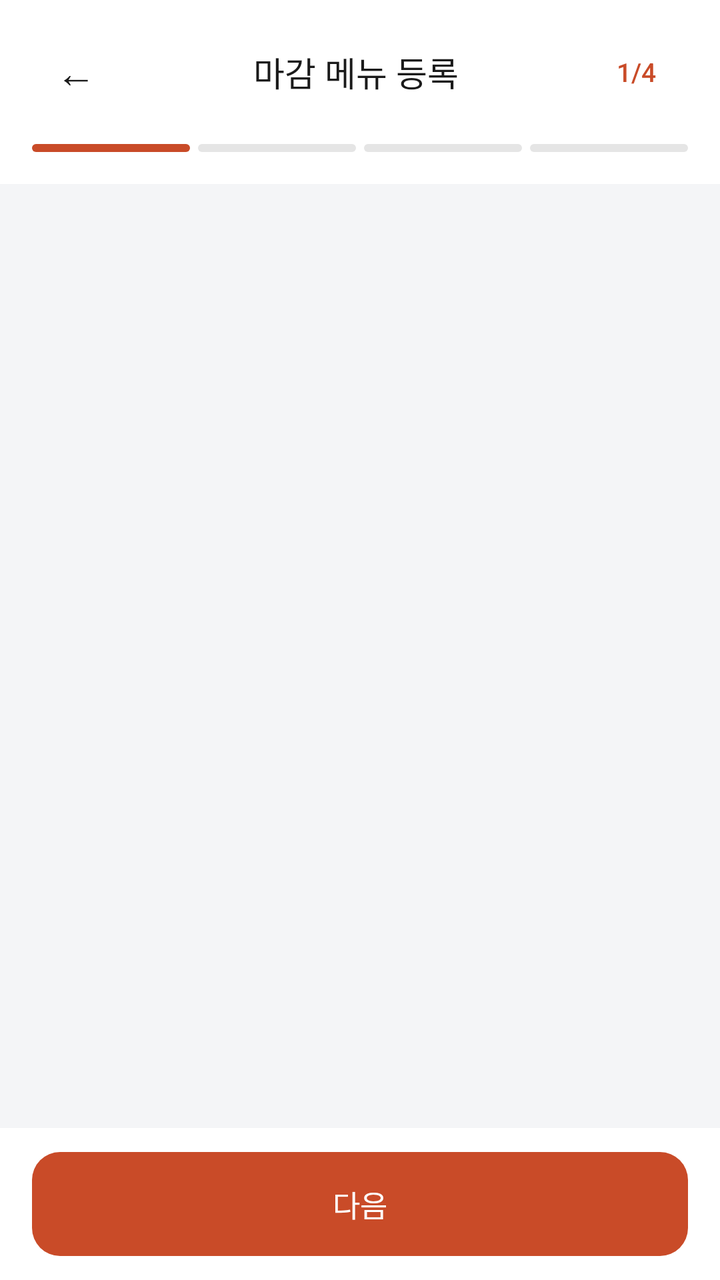
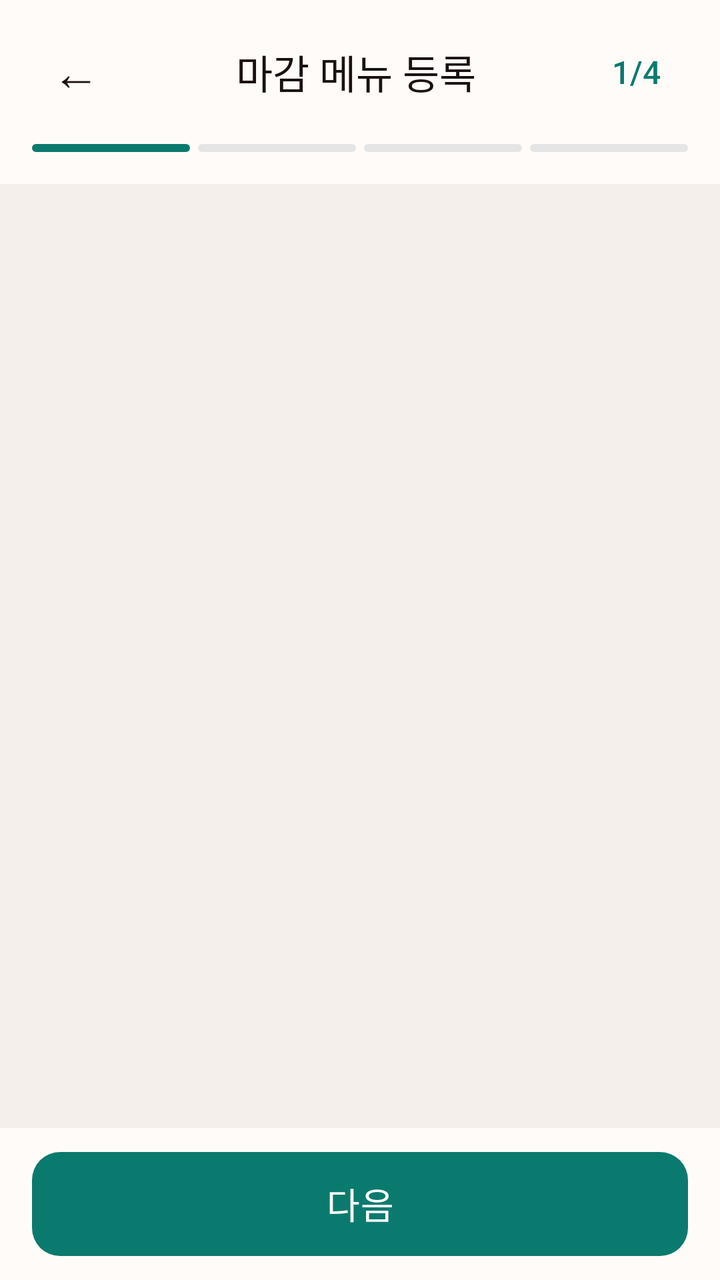

Two renders of the same Android screen: before a commit and after it. Below are the layout's source before the change and the commit's diff.
<!-- AndroidManifest.xml: application theme Theme.Deuktemsiru_seller -->
<!-- res/layout/activity_menu_registration.xml -->
<?xml version="1.0" encoding="utf-8"?>

<LinearLayout
    xmlns:android="http://schemas.android.com/apk/res/android"
    android:layout_width="match_parent"
    android:layout_height="match_parent"
    android:orientation="vertical"
    android:background="@color/surface">

    
    <LinearLayout
        android:layout_width="match_parent"
        android:layout_height="wrap_content"
        android:orientation="horizontal"
        android:gravity="center_vertical"
        android:background="@color/white"
        android:paddingStart="16dp"
        android:paddingEnd="20dp"
        android:paddingTop="14dp"
        android:paddingBottom="14dp">

        <TextView
            android:id="@+id/btn_back"
            android:layout_width="44dp"
            android:layout_height="44dp"
            android:gravity="center"
            android:text="←"
            android:textSize="20sp"
            android:textColor="@color/text"
            android:clickable="true"
            android:focusable="true" />

        <TextView
            android:id="@+id/tv_title"
            android:layout_width="0dp"
            android:layout_height="wrap_content"
            android:layout_weight="1"
            android:text="마감 메뉴 등록"
            android:textSize="17sp"
            android:textColor="@color/text"
            android:fontFamily="sans-serif-medium"
            android:gravity="center" />

        <TextView
            android:id="@+id/tv_step_label"
            android:layout_width="44dp"
            android:layout_height="wrap_content"
            android:text="1/4"
            android:textSize="13sp"
            android:textColor="@color/primary"
            android:fontFamily="sans-serif-medium"
            android:gravity="center" />

    </LinearLayout>

    
    <LinearLayout
        android:id="@+id/progress_container"
        android:layout_width="match_parent"
        android:layout_height="wrap_content"
        android:orientation="horizontal"
        android:background="@color/white"
        android:paddingStart="16dp"
        android:paddingEnd="16dp"
        android:paddingBottom="16dp">

        <View
            android:id="@+id/progress_1"
            android:layout_width="0dp"
            android:layout_height="4dp"
            android:layout_weight="1"
            android:background="@drawable/bg_progress_active"
            android:layout_marginEnd="4dp" />

        <View
            android:id="@+id/progress_2"
            android:layout_width="0dp"
            android:layout_height="4dp"
            android:layout_weight="1"
            android:background="@drawable/bg_progress_inactive"
            android:layout_marginEnd="4dp" />

        <View
            android:id="@+id/progress_3"
            android:layout_width="0dp"
            android:layout_height="4dp"
            android:layout_weight="1"
            android:background="@drawable/bg_progress_inactive"
            android:layout_marginEnd="4dp" />

        <View
            android:id="@+id/progress_4"
            android:layout_width="0dp"
            android:layout_height="4dp"
            android:layout_weight="1"
            android:background="@drawable/bg_progress_inactive" />

    </LinearLayout>

    
    <FrameLayout
        android:id="@+id/step_container"
        android:layout_width="match_parent"
        android:layout_height="0dp"
        android:layout_weight="1" />

    
    <LinearLayout
        android:layout_width="match_parent"
        android:layout_height="wrap_content"
        android:orientation="horizontal"
        android:background="@color/white"
        android:paddingStart="16dp"
        android:paddingEnd="16dp"
        android:paddingTop="12dp"
        android:paddingBottom="12dp">

        <Button
            android:id="@+id/btn_next"
            android:layout_width="0dp"
            android:layout_height="52dp"
            android:layout_weight="1"
            android:text="다음"
            android:textSize="15sp"
            android:textColor="@color/white"
            android:fontFamily="sans-serif-medium"
            android:background="@drawable/bg_button_primary"
            android:backgroundTint="@null"
            android:insetTop="0dp"
            android:insetBottom="0dp"
            android:stateListAnimator="@null" />

    </LinearLayout>

</LinearLayout>
<!-- resources referenced by this layout -->
<resources>
  <color name="primary">#FFC94B28</color>
  <color name="surface">#FFF4F5F7</color>
  <color name="text">#FF1A1A1A</color>
  <color name="white">#FFFFFFFF</color>
  <!-- drawable bg_button_primary (drawable) -->
  <?xml version="1.0" encoding="utf-8"?>
  
  <shape xmlns:android="http://schemas.android.com/apk/res/android"
      android:shape="rectangle">
      <solid android:color="@color/primary" />
      <corners android:radius="14dp" />
  </shape>
  <!-- drawable bg_progress_active (drawable) -->
  <?xml version="1.0" encoding="utf-8"?>
  
  <shape xmlns:android="http://schemas.android.com/apk/res/android"
      android:shape="rectangle">
      <solid android:color="@color/primary" />
      <corners android:radius="4dp" />
  </shape>
  <!-- drawable bg_progress_inactive (drawable) -->
  <?xml version="1.0" encoding="utf-8"?>
  
  <shape xmlns:android="http://schemas.android.com/apk/res/android"
      android:shape="rectangle">
      <solid android:color="#E5E5E5" />
      <corners android:radius="4dp" />
  </shape>
  <style name="Theme.Deuktemsiru_seller" parent="Base.Theme.Deuktemsiru_seller" />
  <style name="Base.Theme.Deuktemsiru_seller" parent="Theme.Material3.Light.NoActionBar">
          <item name="colorPrimary">@color/primary</item>
          <item name="colorPrimaryVariant">@color/primary_dark</item>
          <item name="colorOnPrimary">@color/white</item>
          <item name="colorSurface">@color/surface</item>
          <item name="android:colorBackground">@color/surface</item>
          <item name="android:fontFamily">sans-serif</item>
          <item name="bottomNavigationStyle">@style/Widget.App.BottomNav</item>
      </style>
  <color name="primary_dark">#FF8A2F19</color>
  <style name="Widget.App.BottomNav" parent="Widget.Material3.BottomNavigationView">
          <item name="itemIconTint">@color/bottom_nav_color</item>
          <item name="itemTextColor">@color/bottom_nav_color</item>
          <item name="itemActiveIndicatorStyle">@style/Widget.App.ActiveIndicator</item>
      </style>
  <style name="Widget.App.ActiveIndicator" parent="Widget.Material3.BottomNavigationView.ActiveIndicator">
          <item name="android:color">@color/primary_light</item>
      </style>
  <color name="primary_light">#FFFFE7DE</color>
</resources>

<!-- the commit's change to res/layout/activity_menu_registration.xml (unified diff, before → after) -->
@@ -13,7 +13,7 @@
         android:layout_height="wrap_content"
         android:orientation="horizontal"
         android:gravity="center_vertical"
-        android:background="@color/white"
+        android:background="@color/surface_alt"
         android:paddingStart="16dp"
         android:paddingEnd="20dp"
         android:paddingTop="14dp"
@@ -25,7 +25,7 @@
             android:layout_height="44dp"
             android:gravity="center"
             android:text="←"
-            android:textSize="20sp"
+            android:textSize="24sp"
             android:textColor="@color/text"
             android:clickable="true"
             android:focusable="true" />
@@ -36,7 +36,7 @@
             android:layout_height="wrap_content"
             android:layout_weight="1"
             android:text="마감 메뉴 등록"
-            android:textSize="17sp"
+            android:textSize="20sp"
             android:textColor="@color/text"
             android:fontFamily="sans-serif-medium"
             android:gravity="center" />
@@ -46,7 +46,7 @@
             android:layout_width="44dp"
             android:layout_height="wrap_content"
             android:text="1/4"
-            android:textSize="13sp"
+            android:textSize="16sp"
             android:textColor="@color/primary"
             android:fontFamily="sans-serif-medium"
             android:gravity="center" />
@@ -59,7 +59,7 @@
         android:layout_width="match_parent"
         android:layout_height="wrap_content"
         android:orientation="horizontal"
-        android:background="@color/white"
+        android:background="@color/surface_alt"
         android:paddingStart="16dp"
         android:paddingEnd="16dp"
         android:paddingBottom="16dp">
@@ -109,7 +109,7 @@
         android:layout_width="match_parent"
         android:layout_height="wrap_content"
         android:orientation="horizontal"
-        android:background="@color/white"
+        android:background="@color/surface_alt"
         android:paddingStart="16dp"
         android:paddingEnd="16dp"
         android:paddingTop="12dp"
@@ -121,7 +121,7 @@
             android:layout_height="52dp"
             android:layout_weight="1"
             android:text="다음"
-            android:textSize="15sp"
+            android:textSize="18sp"
             android:textColor="@color/white"
             android:fontFamily="sans-serif-medium"
             android:background="@drawable/bg_button_primary"
<!-- resource entries referenced after the edit -->
@@ -1,12 +1,12 @@
 <!-- resources referenced by this layout -->
 <resources>
-  <color name="primary">#FFC94B28</color>
-  <color name="surface">#FFF4F5F7</color>
-  <color name="text">#FF1A1A1A</color>
+  <color name="primary">#0B7A6E</color>
+  <color name="surface">#FFF5EFEC</color>
+  <color name="surface_alt">#FFFFFBF8</color>
+  <color name="text">#FF1A1110</color>
   <color name="white">#FFFFFFFF</color>
   <!-- drawable bg_button_primary (drawable) -->
   <?xml version="1.0" encoding="utf-8"?>
-  
   <shape xmlns:android="http://schemas.android.com/apk/res/android"
       android:shape="rectangle">
       <solid android:color="@color/primary" />
@@ -36,9 +36,12 @@
           <item name="colorSurface">@color/surface</item>
           <item name="android:colorBackground">@color/surface</item>
           <item name="android:fontFamily">sans-serif</item>
+          <item name="android:navigationBarColor">@color/surface_alt</item>
+          <item name="android:statusBarColor" tools:targetApi="l">@color/surface_alt</item>
+          <item name="android:windowLightStatusBar" tools:targetApi="m">true</item>
           <item name="bottomNavigationStyle">@style/Widget.App.BottomNav</item>
       </style>
-  <color name="primary_dark">#FF8A2F19</color>
+  <color name="primary_dark">#065950</color>
   <style name="Widget.App.BottomNav" parent="Widget.Material3.BottomNavigationView">
           <item name="itemIconTint">@color/bottom_nav_color</item>
           <item name="itemTextColor">@color/bottom_nav_color</item>
@@ -47,6 +50,6 @@
   <style name="Widget.App.ActiveIndicator" parent="Widget.Material3.BottomNavigationView.ActiveIndicator">
           <item name="android:color">@color/primary_light</item>
       </style>
-  <color name="primary_light">#FFFFE7DE</color>
+  <color name="primary_light">#C8EDEA</color>
 </resources>
 
